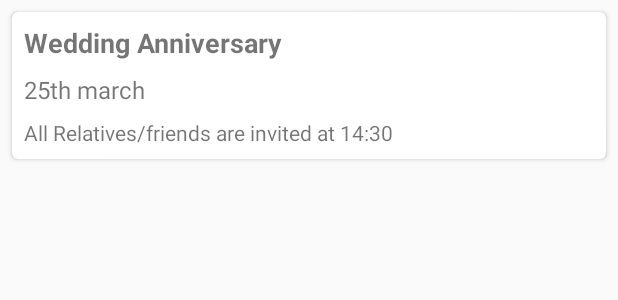
After one commit to Tarun416/IApp, an Android app: the layout events.xml on its own in the app's theme, with its tools: preview values and no code run, on a phone screen of 412 x 824 dp. The commit adds this screen. Shown: the top 300 px of the screen. Run offline under Robolectric (Android 15) with nearby library versions, the phone set to English and light mode, and no system bars.

Commit message:
displayed events

```diff
--- a/app/src/main/java/com/example/iapp/models/Occassion.java
+++ b/app/src/main/java/com/example/iapp/models/Occassion.java
@@ -10,6 +10,7 @@ public class Occassion {
     public Boolean isFriendInvited;
     public String time;
     public String description;
+    public String occassionName;
 
 
     public Occassion()
--- /dev/null
+++ b/app/src/main/res/layout/events.xml
@@ -0,0 +1,53 @@
+<?xml version="1.0" encoding="utf-8"?>
+
+<android.support.v7.widget.CardView xmlns:android="http://schemas.android.com/apk/res/android"
+    xmlns:app="http://schemas.android.com/apk/res-auto"
+    xmlns:tools="http://schemas.android.com/tools"
+    android:layout_width="match_parent"
+    android:layout_height="wrap_content"
+    android:layout_marginBottom="8dp"
+    android:layout_marginLeft="8dp"
+    android:layout_marginRight="8dp"
+    android:layout_marginTop="8dp"
+    android:padding="8dp"
+    android:id="@+id/cardContainer"
+    app:cardCornerRadius="4dp">
+
+<RelativeLayout xmlns:android="http://schemas.android.com/apk/res/android"
+    xmlns:tools="http://schemas.android.com/tools"
+    android:orientation="vertical"
+    android:layout_width="match_parent"
+    android:padding="@dimen/margin_8"
+    android:layout_height="match_parent">
+
+    <TextView
+        android:id="@+id/occassionName"
+        android:layout_width="wrap_content"
+        tools:text="Wedding Anniversary"
+        android:layout_height="wrap_content"
+        android:textStyle="bold"
+        android:textSize="18sp"/>
+
+    <TextView
+        android:id="@+id/date"
+        android:layout_width="wrap_content"
+        android:layout_height="wrap_content"
+        android:textSize="16sp"
+        android:layout_marginTop="@dimen/margin_8"
+        android:layout_below="@+id/occassionName"
+        tools:text="25th march "/>
+
+
+    <TextView
+        android:id="@+id/invitationTime"
+        android:layout_width="wrap_content"
+        android:layout_height="wrap_content"
+        android:layout_below="@+id/date"
+        android:textSize="14sp"
+        android:maxLines="1"
+        android:layout_marginTop="@dimen/margin_8"
+        tools:text="All Relatives/friends are invited at 14:30"/>
+
+</RelativeLayout>
+
+    </android.support.v7.widget.CardView>
```
Also changed, not shown: app/src/main/java/com/example/iapp/adapter/EventsAdapter.java (added, +74 -0 lines), app/src/main/java/com/example/iapp/fragments/OccassionFragment.java (+93 -37 lines), app/src/main/java/com/example/iapp/models/EventsName.java (added, +19 -0 lines), app/src/main/res/layout/fragment_occassion.xml (+11 -0 lines).
